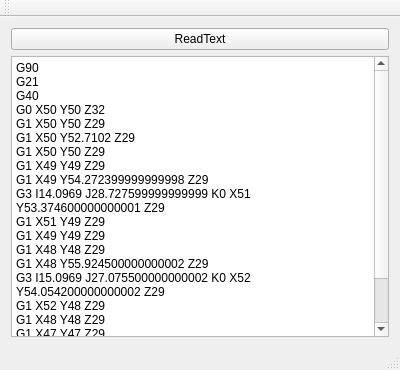
The window that mainwindow.ui (kwahoo2/nc-sim) describes before a commit, drawn with Qt 5.
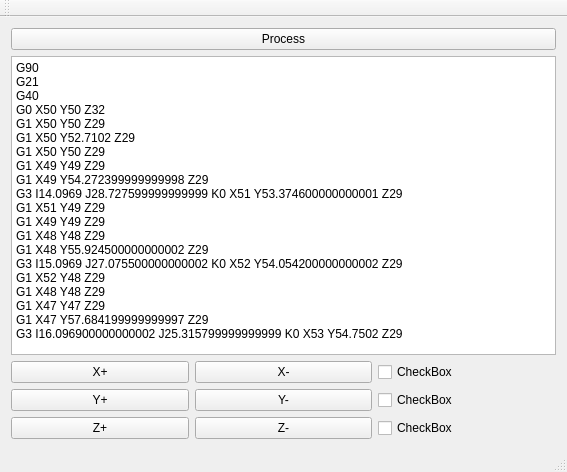
The same window after the commit.

```diff
--- a/mainwindow.ui
+++ b/mainwindow.ui
@@ -6,8 +6,8 @@
    <rect>
     <x>0</x>
     <y>0</y>
-    <width>400</width>
-    <height>370</height>
+    <width>567</width>
+    <height>472</height>
    </rect>
   </property>
   <property name="windowTitle">
@@ -21,7 +21,7 @@
     <item>
      <widget class="QPushButton" name="readTextButton">
       <property name="text">
-       <string>ReadText</string>
+       <string>Process</string>
       </property>
      </widget>
     </item>
@@ -51,6 +51,73 @@
       </property>
      </widget>
     </item>
+    <item>
+     <layout class="QGridLayout" name="gridLayout">
+      <item row="0" column="0">
+       <widget class="QPushButton" name="xPButton">
+        <property name="text">
+         <string>X+</string>
+        </property>
+       </widget>
+      </item>
+      <item row="2" column="1">
+       <widget class="QPushButton" name="zMButton">
+        <property name="text">
+         <string>Z-</string>
+        </property>
+       </widget>
+      </item>
+      <item row="2" column="0">
+       <widget class="QPushButton" name="zPButton">
+        <property name="text">
+         <string>Z+</string>
+        </property>
+       </widget>
+      </item>
+      <item row="1" column="2">
+       <widget class="QCheckBox" name="checkBox_2">
+        <property name="text">
+         <string>CheckBox</string>
+        </property>
+       </widget>
+      </item>
+      <item row="1" column="1">
+       <widget class="QPushButton" name="yMButton">
+        <property name="text">
+         <string>Y-</string>
+        </property>
+       </widget>
+      </item>
+      <item row="0" column="1">
+       <widget class="QPushButton" name="xMButton">
+        <property name="text">
+         <string>X-</string>
+        </property>
+       </widget>
+      </item>
+      <item row="1" column="0">
+       <widget class="QPushButton" name="yPButton">
+        <property name="text">
+         <string>Y+</string>
+        </property>
+       </widget>
+      </item>
+      <item row="0" column="2">
+       <widget class="QCheckBox" name="checkBox">
+        <property name="text">
+         <string>CheckBox</string>
+        </property>
+       </widget>
+      </item>
+      <item row="2" column="2">
+       <widget class="QCheckBox" name="checkBox_3">
+        <property name="text">
+         <string>CheckBox</string>
+        </property>
+       </widget>
+      </item>
+     </layout>
+    </item>
    </layout>
   </widget>
   <widget class="QMenuBar" name="menuBar">
```
Left out of the diff: 4 changed lines with no effect on the pictures.
